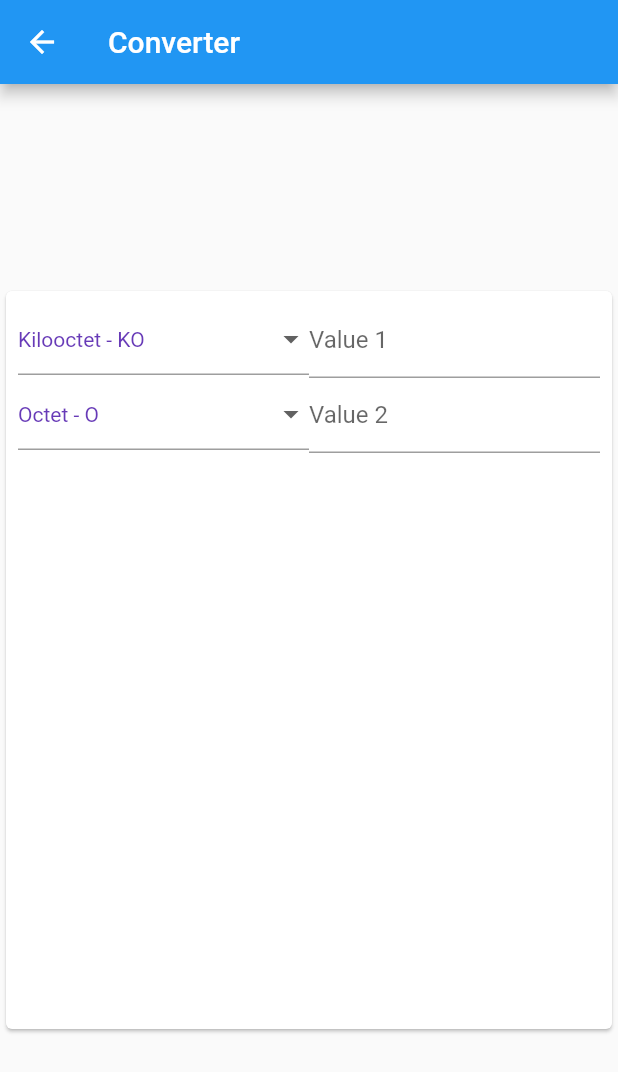
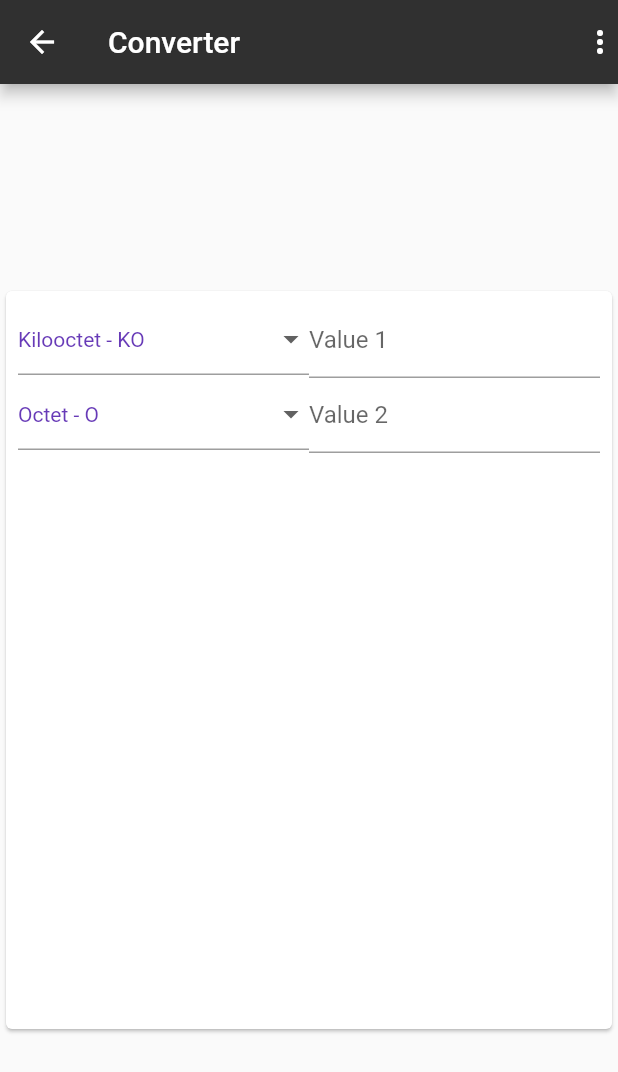
Before and after one commit to CedricLphn/flutter_week, a Flutter app: the BytesConvert screen opened directly, on a phone screen of 412 x 824 dp. Shown: the top 1072 px of the screen. Run offline on Flutter 3.47's test engine with Material 2 defaults, Android fonts, the phone set to English and light mode, and no system bars.

Commit message:
change design appBar on bytes&temperature

```diff
--- a/musicweek/lib/main.dart
+++ b/musicweek/lib/main.dart
@@ -1,6 +1,7 @@
 import 'package:flutter/material.dart';
 import 'package:musicweek/views/age.dart';
 import 'package:musicweek/views/home.dart';
+import 'views/bytes_converter.dart';
 import 'views/temperature_converter.dart';
 
 void main() {
@@ -14,6 +15,7 @@ class Main extends StatelessWidget {
       '/': (context) => Home(),
       '/age': (context) => Age(),
       '/temperature_converter': (context) => TempApp(),
+      '/bytes_converter': (context) => BytesConvert()
     });
   }
 }
--- a/musicweek/lib/views/bytes_converter.dart
+++ b/musicweek/lib/views/bytes_converter.dart
@@ -5,7 +5,6 @@ import 'package:flutter/material.dart';
 class BytesConvert extends StatefulWidget {
   @override
   _BytesConvertState createState() => _BytesConvertState();
-
 
   List<DropdownMenuItem<String>> listConverter = <String>[
     'Octet - O',
@@ -20,10 +19,6 @@ class BytesConvert extends StatefulWidget {
       child: Text(value),
     );
   }).toList();
-
-
-
-
 }
 
 class _BytesConvertState extends State<BytesConvert> {
@@ -42,21 +37,22 @@ class _BytesConvertState extends State<BytesConvert> {
     'Pétaoctet - PO'
   ];
 
-
   var _controllerValue2FormField = TextEditingController();
 
   double convert(double number, int fromIndex, int toIndex, bool division) {
     int numberReference = 1024;
 
-    return number / pow(numberReference, (toIndex +1 - fromIndex +1));
-
+    return number / pow(numberReference, (toIndex + 1 - fromIndex + 1));
   }
-
 
   @override
   Widget build(BuildContext context) {
     return Scaffold(
-      appBar: AppBar(title: Text("Converter")),
+      appBar: AppBar(
+        title: Text("Converter"),
+        actions: [Icon(Icons.more_vert)],
+        backgroundColor: Colors.grey[850],
+      ),
       body: Center(
         child: SizedBox(
           height: 500,
@@ -82,19 +78,19 @@ class _BytesConvertState extends State<BytesConvert> {
                                   dropdownValue = newValue;
                                 });
                               },
-                          items: BytesConvert().listConverter
-                      )),
+                              items: BytesConvert().listConverter)),
                       Flexible(
                         child: TextFormField(
                           onChanged: (event) {
-                            if(event != "") {
+                            if (event != "") {
                               setState(() {
                                 value2 = double.parse(event);
                                 _controllerValue2FormField.text = convert(
                                         double.parse(event),
                                         list.indexOf(dropdownValue),
                                         list.indexOf(dropdownValue2),
-                                    false).toString();
+                                        false)
+                                    .toString();
                               });
                             }
                           },
--- a/musicweek/lib/views/temperature_converter.dart
+++ b/musicweek/lib/views/temperature_converter.dart
@@ -39,7 +39,7 @@ class _TempAppState extends State<TempApp> {
     // APPBAR
     AppBar appBar = AppBar(
       title: Text("Convertir des temperatures"),
-      leading: Icon(Icons.home),
+      //   leading: Icon(Icons.home),
       actions: [Icon(Icons.more_vert)],
       backgroundColor: Colors.grey[850],
     );
```
Lines whose indentation alone changed are shown as unchanged.
